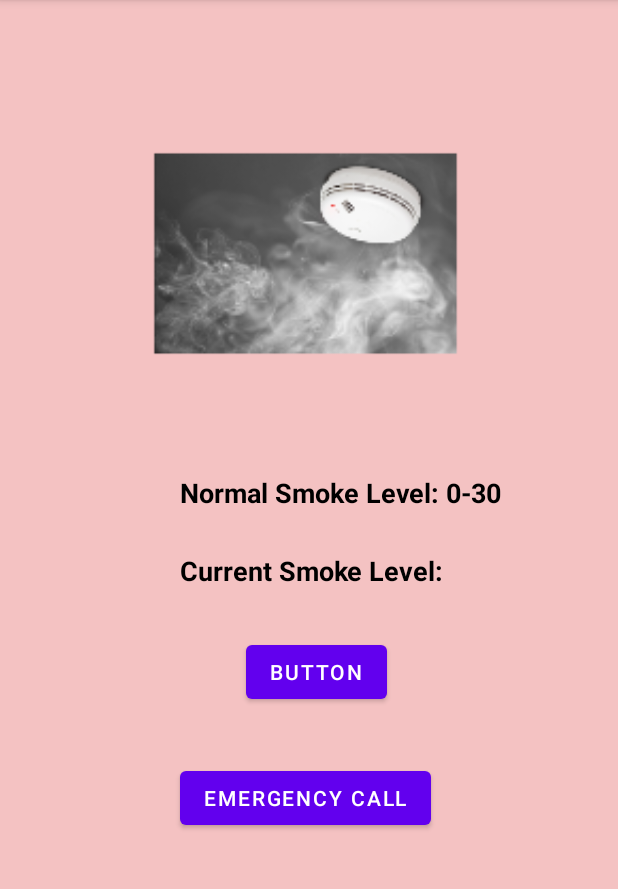
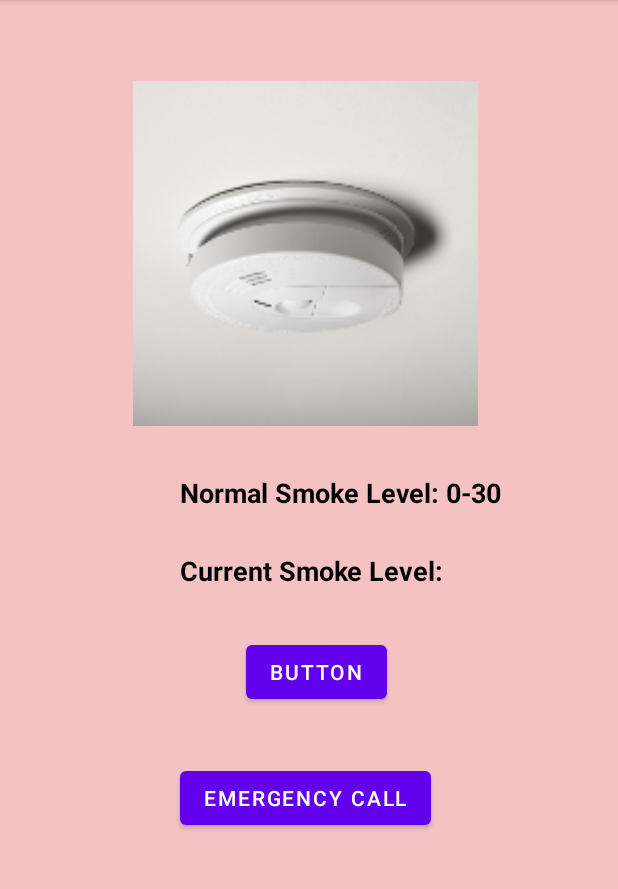
Before and after one commit to SafwanShaib3815/SHC-Software, an Android app: the fragment SmokeFragment shown on its own in the app's theme, on a phone screen of 412 x 824 dp, the part 84-973 px from its top. Run offline under Robolectric (Android 15) with nearby library versions, the phone set to English and light mode, and no system bars.

Commit message:
got the smoke screen functions back to work

```diff
--- a/HomeCTRL/src/main/java/ca/T3/fab4/it/smart/home/controller/SmokeFragment.java
+++ b/HomeCTRL/src/main/java/ca/T3/fab4/it/smart/home/controller/SmokeFragment.java
@@ -9,6 +9,7 @@ package ca.T3.fab4.it.smart.home.controller;
 import android.Manifest;
 import android.content.Intent;
 import android.content.pm.PackageManager;
+import android.media.MediaPlayer;
 import android.net.Uri;
 import android.os.Bundle;
 
@@ -19,13 +20,16 @@ import android.view.LayoutInflater;
 import android.view.View;
 import android.view.ViewGroup;
 import android.widget.Button;
+import android.widget.ImageView;
 
 import com.google.android.material.snackbar.Snackbar;
 
 public class SmokeFragment extends Fragment {
 
     final private int REQUEST_CODE_ASK_PERMISSIONS = 123;
-
+    private View view;
+    int img= 1;
+    int[] images = {R.mipmap.smokeclear_foreground, R.mipmap.smokedetected_foreground};
     private static final String ARG_PARAM1 = "param1";
     private static final String ARG_PARAM2 = "param2";
 
@@ -61,6 +65,22 @@ public class SmokeFragment extends Fragment {
         // Inflate the layout for this fragment
         View view = inflater.inflate(R.layout.fragment_smoke, container, false);
         Button btn = view.findViewById(R.id.button2);
+        ImageView imageView=view.findViewById(R.id.smokeiv1);
+        Button button = view.findViewById(R.id.smokebutton2);
+        final MediaPlayer mediaPlayer= MediaPlayer.create(getActivity(), R.raw.alarm);
+        button.setOnClickListener(new View.OnClickListener() {
+            @Override
+            public void onClick(View v) {
+                mediaPlayer.start();
+                mediaPlayer.setLooping(true);
+                imageView.setImageResource(images[img]);
+                img++;
+                if(img==1)
+                    mediaPlayer.setLooping(false);
+                if(img==2)
+                    img=0;
+            }
+        });
         btn.setOnClickListener(new View.OnClickListener() {
             @Override
             public void onClick(View view) {
--- a/HomeCTRL/src/main/res/layout/fragment_smoke.xml
+++ b/HomeCTRL/src/main/res/layout/fragment_smoke.xml
@@ -13,14 +13,14 @@
 
 
     <ImageView
-        android:id="@+id/imageView3"
+        android:id="@+id/smokeiv1"
         android:layout_width="319dp"
         android:layout_height="230dp"
         android:layout_marginStart="44dp"
         android:layout_marginBottom="484dp"
         app:layout_constraintBottom_toBottomOf="parent"
         app:layout_constraintStart_toStartOf="parent"
-        app:srcCompat="@mipmap/smokedetector_foreground" />
+        app:srcCompat="@mipmap/smokeclear_foreground" />
 
     <Button
         android:id="@+id/button2"
```
